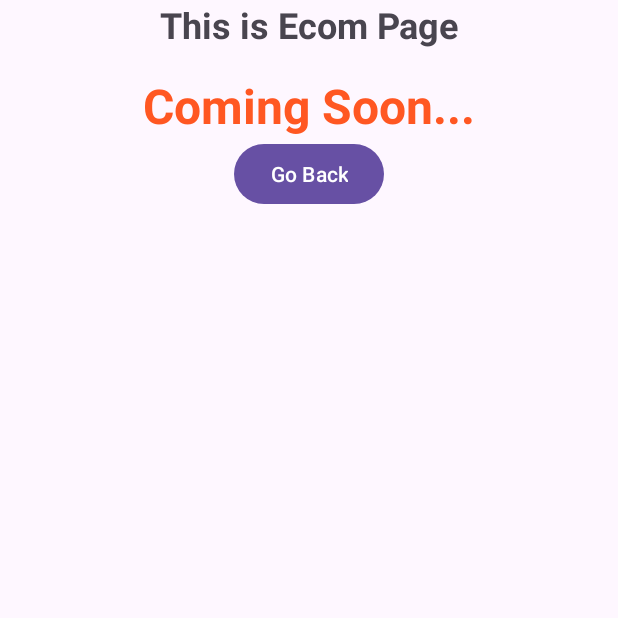
After one commit to amansaraswat177/Plant-Detection, an Android app: the ecompage screen opened directly, with no data from a screen before it, on a phone screen of 412 x 824 dp, the top half of it. The commit adds this screen. Run offline under Robolectric (Android 15) with nearby library versions, the phone set to English and light mode, and no system bars.

Commit message:
Intent Added and working

```diff
--- a/app/build.gradle.kts
+++ b/app/build.gradle.kts
@@ -43,6 +43,7 @@ dependencies {
     implementation(libs.androidx.core.ktx)
     implementation(libs.androidx.appcompat)
     implementation(libs.material)
+    implementation (libs.androidx.core.splashscreen)
     implementation(libs.androidx.activity)
     implementation(libs.androidx.constraintlayout)
     implementation(libs.tensorflow.lite.support)
--- /dev/null
+++ b/app/src/main/java/com/example/plantdetection/ecompage.kt
@@ -0,0 +1,33 @@
+package com.example.plantdetection
+
+import android.content.Intent
+import android.os.Bundle
+import android.util.Log
+import android.widget.Button
+import androidx.activity.enableEdgeToEdge
+import androidx.appcompat.app.AppCompatActivity
+import androidx.core.view.ViewCompat
+import androidx.core.view.WindowInsetsCompat
+
+class ecompage : AppCompatActivity() {
+    override fun onCreate(savedInstanceState: Bundle?) {
+        super.onCreate(savedInstanceState)
+        enableEdgeToEdge()
+        setContentView(R.layout.activity_ecompage)
+
+        val backBtn = findViewById<Button>(R.id.ecombackbtn)
+
+
+        backBtn.setOnClickListener {
+            Log.d("Ecom Page", "Ecom Back button clicked")
+            val intent = Intent(this, WelcomePage::class.java)
+            startActivity(intent)
+        }
+
+        ViewCompat.setOnApplyWindowInsetsListener(findViewById(R.id.main)) { v, insets ->
+            val systemBars = insets.getInsets(WindowInsetsCompat.Type.systemBars())
+            v.setPadding(systemBars.left, systemBars.top, systemBars.right, systemBars.bottom)
+            insets
+        }
+    }
+}
--- /dev/null
+++ b/app/src/main/res/layout/activity_ecompage.xml
@@ -0,0 +1,47 @@
+<?xml version="1.0" encoding="utf-8"?>
+<androidx.constraintlayout.widget.ConstraintLayout xmlns:android="http://schemas.android.com/apk/res/android"
+    xmlns:app="http://schemas.android.com/apk/res-auto"
+    xmlns:tools="http://schemas.android.com/tools"
+    android:id="@+id/main"
+    android:layout_width="match_parent"
+    android:layout_height="match_parent"
+    android:padding="16dp"
+    tools:context=".ecompage">
+
+    <TextView
+        android:id="@+id/ecomTitle"
+        android:layout_width="wrap_content"
+        android:layout_height="wrap_content"
+        android:text="This is Ecom Page"
+        android:textSize="24sp"
+        android:textStyle="bold"
+        android:layout_marginBottom="8dp"
+        app:layout_constraintTop_toTopOf="parent"
+        app:layout_constraintStart_toStartOf="parent"
+        app:layout_constraintEnd_toEndOf="parent" />
+
+    <TextView
+        android:id="@+id/comingSoonText"
+        android:layout_width="wrap_content"
+        android:layout_height="wrap_content"
+        android:text="Coming Soon..."
+        android:textSize="32sp"
+        android:textStyle="bold"
+        android:textColor="#FF5722"
+        app:layout_constraintTop_toBottomOf="@id/ecomTitle"
+        app:layout_constraintStart_toStartOf="parent"
+        app:layout_constraintEnd_toEndOf="parent"
+        app:layout_constraintBottom_toTopOf="@+id/ecombackbtn"
+        android:layout_marginTop="16dp"
+        android:layout_marginBottom="24dp"/>
+
+    <Button
+        android:id="@+id/ecombackbtn"
+        android:layout_width="wrap_content"
+        android:layout_height="wrap_content"
+        android:text="Go Back"
+        app:layout_constraintTop_toBottomOf="@id/comingSoonText"
+        app:layout_constraintStart_toStartOf="parent"
+        app:layout_constraintEnd_toEndOf="parent" />
+
+</androidx.constraintlayout.widget.ConstraintLayout>
--- a/app/src/main/res/values/colors.xml
+++ b/app/src/main/res/values/colors.xml
@@ -2,4 +2,5 @@
 <resources>
     <color name="black">#FF000000</color>
     <color name="white">#FFFFFFFF</color>
+    <color name="dark_gray">#181818</color>
 </resources>
--- a/app/src/main/res/values/themes.xml
+++ b/app/src/main/res/values/themes.xml
@@ -6,4 +6,9 @@
     </style>
 
     <style name="Theme.PlantDetection" parent="Base.Theme.PlantDetection" />
+    <style name="Theme.App.SplashScreen" parent = "Theme.SplashScreen">
+        <item name="windowSplashScreenBackground">@color/dark_gray</item>
+        <item name="windowSplashScreenAnimatedIcon">@drawable/logo</item>
+        <item name="postSplashScreenTheme">@style/Base.Theme.PlantDetection</item>
+    </style>
 </resources>
--- a/gradle/libs.versions.toml
+++ b/gradle/libs.versions.toml
@@ -1,5 +1,6 @@
 [versions]
 agp = "8.7.2"
+coreSplashscreen = "1.0.1"
 kotlin = "1.9.24"
 coreKtx = "1.15.0"
 junit = "4.13.2"
@@ -14,6 +15,7 @@ tensorflowLiteMetadata = "0.1.0"
 
 [libraries]
 androidx-core-ktx = { group = "androidx.core", name = "core-ktx", version.ref = "coreKtx" }
+androidx-core-splashscreen = { module = "androidx.core:core-splashscreen", version.ref = "coreSplashscreen" }
 junit = { group = "junit", name = "junit", version.ref = "junit" }
 androidx-junit = { group = "androidx.test.ext", name = "junit", version.ref = "junitVersion" }
 androidx-espresso-core = { group = "androidx.test.espresso", name = "espresso-core", version.ref = "espressoCore" }
```
Also changed, not shown: app/src/main/AndroidManifest.xml (+10 -1 lines), app/src/main/java/com/example/plantdetection/MainActivity.kt (+12 -0 lines), app/src/main/java/com/example/plantdetection/SplashScreen.kt (added, +32 -0 lines), app/src/main/java/com/example/plantdetection/WelcomePage.kt (added, +41 -0 lines), app/src/main/res/layout/activity_main.xml (+39 -21 lines), app/src/main/res/layout/activity_splash_screen.xml (added, +24 -0 lines), app/src/main/res/layout/activity_welcome_page.xml (added, +42 -0 lines), app/src/main/res/drawable/logo.png (added).
